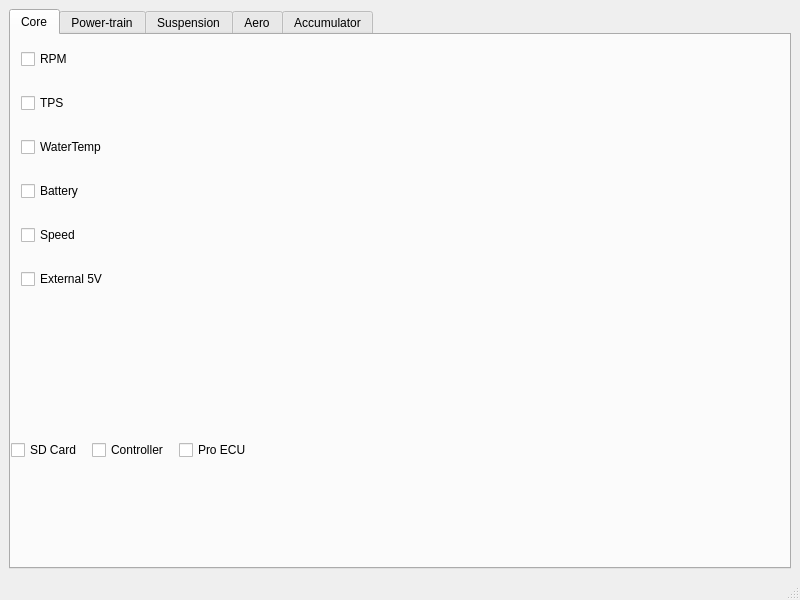
Above: gui-front-end/mainwindow.ui from sufst/wireless-telemetry-gui before the change. Below: the same form after it.
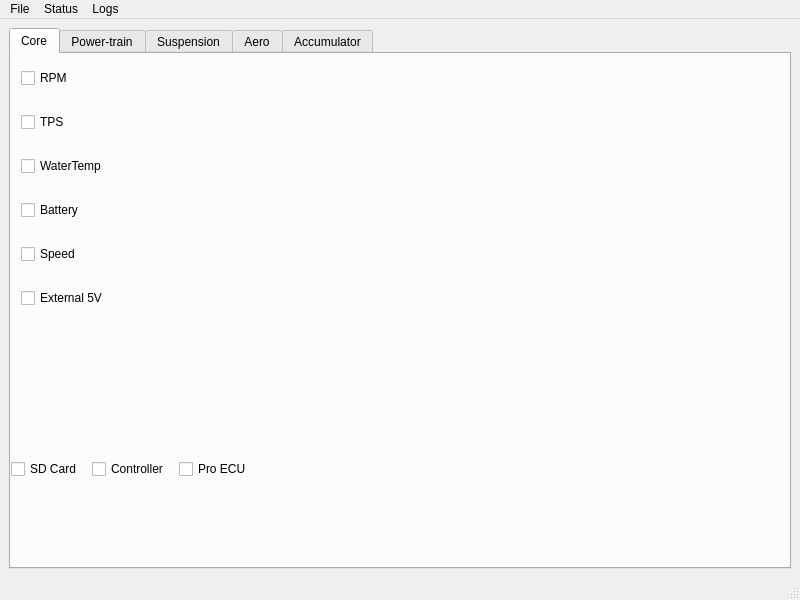
That is the form after the change.

Commit message: Placeholder menu bar

```diff
--- a/gui-front-end/mainwindow.ui
+++ b/gui-front-end/mainwindow.ui
@@ -170,9 +170,27 @@
      <x>0</x>
      <y>0</y>
      <width>800</width>
-     <height>22</height>
+     <height>24</height>
     </rect>
    </property>
+   <widget class="QMenu" name="menuFile">
+    <property name="title">
+     <string>File</string>
+    </property>
+   </widget>
+   <widget class="QMenu" name="menuStatus">
+    <property name="title">
+     <string>Status</string>
+    </property>
+   </widget>
+   <widget class="QMenu" name="menuLogs">
+    <property name="title">
+     <string>Logs</string>
+    </property>
+   </widget>
+   <addaction name="menuFile"/>
+   <addaction name="menuStatus"/>
+   <addaction name="menuLogs"/>
   </widget>
   <widget class="QStatusBar" name="statusbar"/>
  </widget>
```
Left out of the diff: 2 changed lines with no effect on the pictures. The commit also changes 1 other file.
